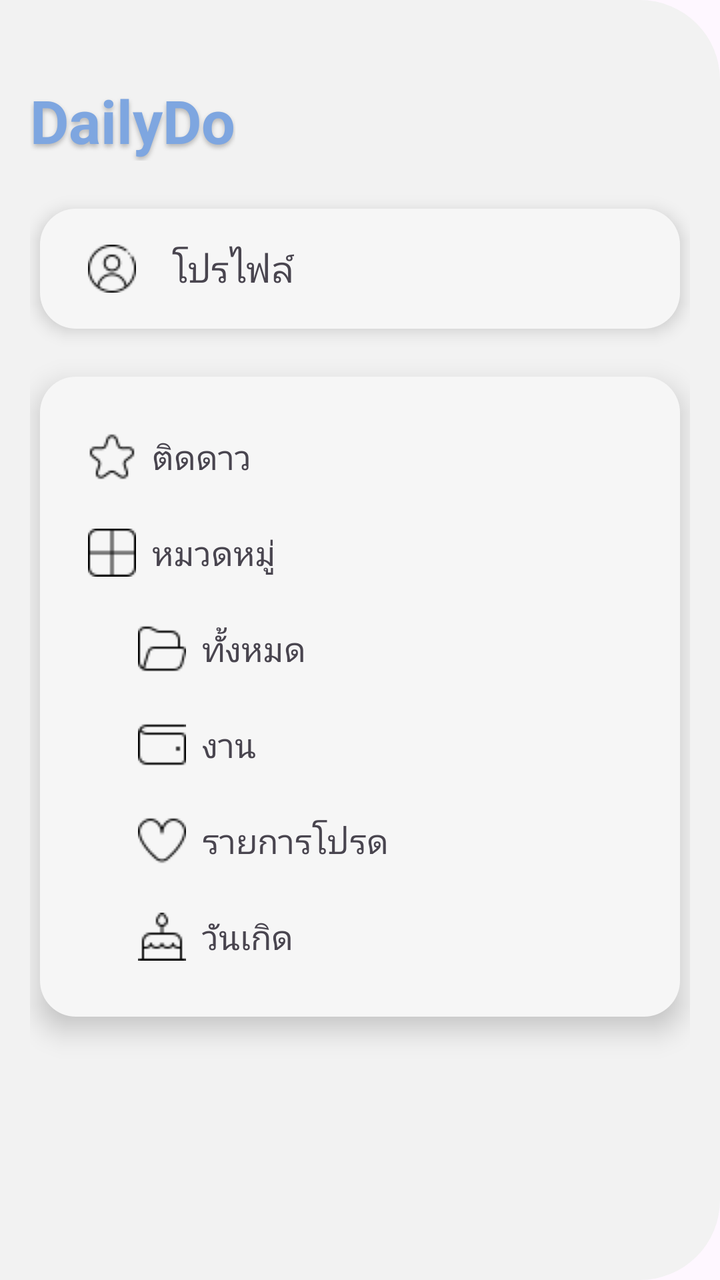
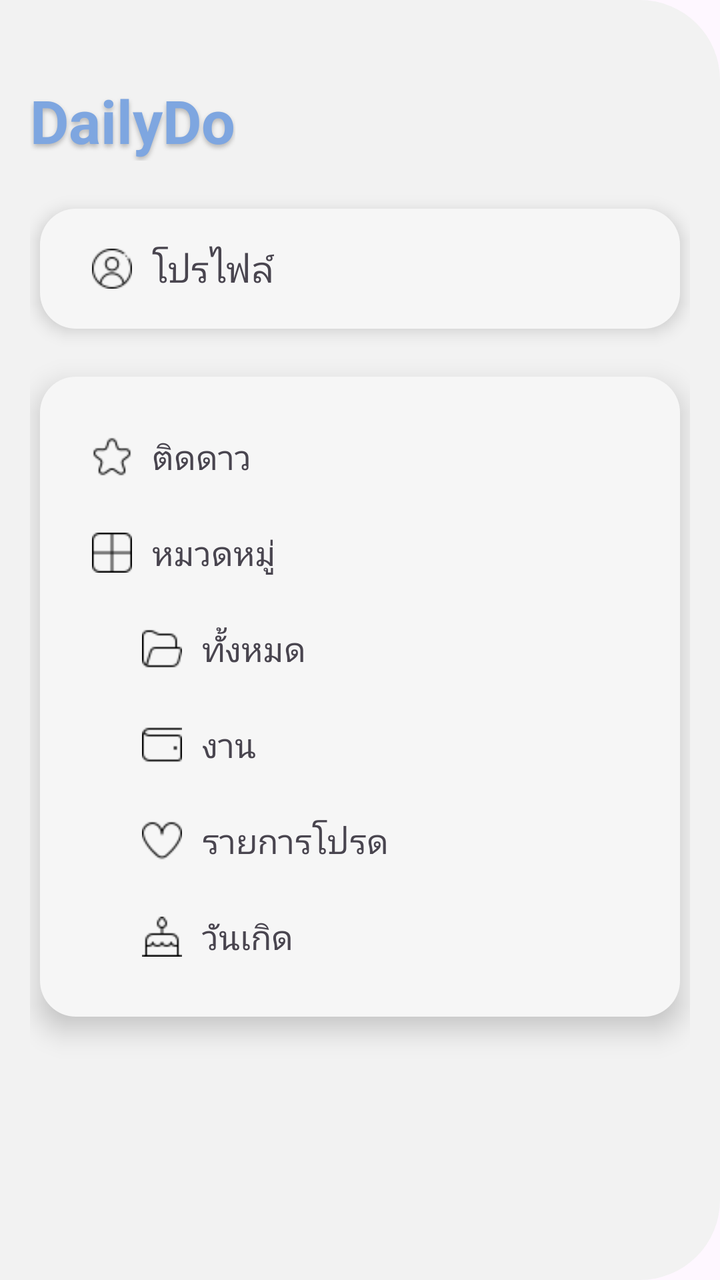

The first picture is an Android layout as it rendered before a commit; the second is the same layout after the commit. The layout source and the unified diff follow.
<!-- AndroidManifest.xml: application theme Theme.Project -->
<!-- res/layout/nav_header.xml -->
<?xml version="1.0" encoding="utf-8"?>
<LinearLayout xmlns:android="http://schemas.android.com/apk/res/android"
    android:layout_width="300dp"
    android:layout_height="match_parent"
    android:orientation="vertical"
    android:background="@drawable/bg_drawer"
    android:paddingTop="40dp"
    android:paddingStart="15dp"
    android:paddingEnd="15dp">

    
    <TextView
        android:layout_width="wrap_content"
        android:layout_height="wrap_content"
        android:text="DailyDo"
        android:textSize="30sp"
        android:textStyle="bold"
        android:textColor="#7EA6E0"
        android:shadowColor="#40000000"
        android:shadowDx="0"
        android:shadowDy="4"
        android:shadowRadius="6"
        android:layout_marginBottom="24dp"/>

    
    <LinearLayout
        android:id="@+id/menuProfile"
        android:layout_width="match_parent"
        android:layout_height="60dp"
        android:orientation="horizontal"
        android:gravity="center_vertical"
        android:paddingStart="16dp"
        android:background="@drawable/bg_card"
        android:elevation="5dp"
        android:layout_marginBottom="24dp"
        android:layout_marginStart="5dp"
        android:layout_marginEnd="5dp">

        <ImageView
            android:layout_width="40dp"
            android:layout_height="wrap_content"
            android:src="@drawable/ic_profile" />

        <TextView
            android:layout_width="wrap_content"
            android:layout_height="wrap_content"
            android:layout_marginStart="10dp"
            android:text="โปรไฟล์"
            android:textSize="18sp" />
    </LinearLayout>

    
    <LinearLayout
        android:layout_width="match_parent"
        android:layout_height="wrap_content"
        android:orientation="vertical"
        android:background="@drawable/bg_card"
        android:elevation="8dp"
        android:padding="16dp"
        android:layout_marginStart="5dp"
        android:layout_marginEnd="5dp">

        <LinearLayout
            android:id="@+id/menuStar"
            android:layout_width="match_parent"
            android:layout_height="48dp"
            android:orientation="horizontal"
            android:gravity="center_vertical"
            android:paddingVertical="6dp">

        <ImageView
            android:layout_width="40dp"
            android:layout_height="wrap_content"
            android:src="@drawable/ic_star" />

            <TextView
                android:layout_width="wrap_content"
                android:layout_height="wrap_content"
                android:paddingVertical="6dp"
                android:text="ติดดาว"
                android:textSize="17sp" />

        </LinearLayout>

        <LinearLayout
            android:id="@+id/menuCategory"
            android:layout_width="match_parent"
            android:layout_height="48dp"
            android:orientation="horizontal"
            android:gravity="center_vertical"
            android:paddingVertical="6dp">

            <ImageView
                android:layout_width="40dp"
                android:layout_height="wrap_content"
                android:src="@drawable/ic_border" />

            <TextView
                android:layout_width="wrap_content"
                android:layout_height="wrap_content"
                android:paddingVertical="6dp"
                android:text="หมวดหมู่"
                android:textSize="17sp" />

        </LinearLayout>

        <LinearLayout
            android:id="@+id/menuAll"
            android:layout_width="match_parent"
            android:layout_height="48dp"
            android:orientation="horizontal"
            android:gravity="center_vertical"
            android:paddingVertical="6dp"
            android:layout_marginStart="25dp">

            <ImageView
                android:layout_width="40dp"
                android:layout_height="wrap_content"
                android:src="@drawable/ic_folder" />

            <TextView
                android:layout_width="wrap_content"
                android:layout_height="wrap_content"
                android:paddingVertical="6dp"
                android:text="ทั้งหมด"
                android:textSize="17sp" />

        </LinearLayout>

        <LinearLayout
            android:id="@+id/menuWork"
            android:layout_width="match_parent"
            android:layout_height="48dp"
            android:orientation="horizontal"
            android:gravity="center_vertical"
            android:paddingVertical="6dp"
            android:layout_marginStart="25dp">

            <ImageView
                android:layout_width="40dp"
                android:layout_height="wrap_content"
                android:src="@drawable/ic_business" />

            <TextView
                android:layout_width="wrap_content"
                android:layout_height="wrap_content"
                android:paddingVertical="6dp"
                android:text="งาน"
                android:textSize="17sp" />

        </LinearLayout>

        <LinearLayout
            android:id="@+id/menuFavorite"
            android:layout_width="match_parent"
            android:layout_height="48dp"
            android:orientation="horizontal"
            android:gravity="center_vertical"
            android:paddingVertical="6dp"
            android:layout_marginStart="25dp">

            <ImageView
                android:layout_width="40dp"
                android:layout_height="wrap_content"
                android:src="@drawable/ic_favorite" />

            <TextView
                android:layout_width="wrap_content"
                android:layout_height="wrap_content"
                android:paddingVertical="6dp"
                android:text="รายการโปรด"
                android:textSize="17sp" />

        </LinearLayout>

        <LinearLayout
            android:id="@+id/menuBirthday"
            android:layout_width="match_parent"
            android:layout_height="48dp"
            android:orientation="horizontal"
            android:gravity="center_vertical"
            android:paddingVertical="6dp"
            android:layout_marginStart="25dp">

            <ImageView
                android:layout_width="40dp"
                android:layout_height="wrap_content"
                android:src="@drawable/ic_birthday" />

            <TextView
                android:layout_width="wrap_content"
                android:layout_height="wrap_content"
                android:paddingVertical="6dp"
                android:text="วันเกิด"
                android:textSize="17sp" />

        </LinearLayout>

    </LinearLayout>

</LinearLayout>
<!-- resources referenced by this layout -->
<resources>
  <!-- drawable bg_card (drawable) -->
  <shape xmlns:android="http://schemas.android.com/apk/res/android">
      <solid android:color="#F6F6F6"/>
      <corners android:radius="18dp"/>
  </shape>
  <!-- drawable bg_drawer (drawable) -->
  <shape xmlns:android="http://schemas.android.com/apk/res/android">
      <solid android:color="#f2f2f2"/>
      <corners
          android:topRightRadius="40dp"
          android:bottomRightRadius="40dp"/>
  </shape>
  <!-- drawable ic_birthday: png bitmap (drawable, 409 bytes) -->
  <!-- drawable ic_border: png bitmap (drawable, 356 bytes) -->
  <!-- drawable ic_business: png bitmap (drawable, 292 bytes) -->
  <!-- drawable ic_favorite: png bitmap (drawable, 538 bytes) -->
  <!-- drawable ic_folder: png bitmap (drawable, 437 bytes) -->
  <!-- drawable ic_profile: png bitmap (drawable, 679 bytes) -->
  <!-- drawable ic_star: png bitmap (drawable, 543 bytes) -->
  <style name="Theme.Project" parent="Base.Theme.Project" />
  <style name="Base.Theme.Project" parent="Theme.Material3.DayNight.NoActionBar">
          
          
      </style>
</resources>

<!-- the commit's change to res/layout/nav_header.xml (unified diff, before → after) -->
@@ -38,13 +38,12 @@
 
         <ImageView
             android:layout_width="40dp"
-            android:layout_height="wrap_content"
+            android:layout_height="20dp"
             android:src="@drawable/ic_profile" />
 
         <TextView
             android:layout_width="wrap_content"
             android:layout_height="wrap_content"
-            android:layout_marginStart="10dp"
             android:text="โปรไฟล์"
             android:textSize="18sp" />
     </LinearLayout>
@@ -70,7 +69,7 @@
 
         <ImageView
             android:layout_width="40dp"
-            android:layout_height="wrap_content"
+            android:layout_height="20dp"
             android:src="@drawable/ic_star" />
 
             <TextView
@@ -92,7 +91,7 @@
 
             <ImageView
                 android:layout_width="40dp"
-                android:layout_height="wrap_content"
+                android:layout_height="20dp"
                 android:src="@drawable/ic_border" />
 
             <TextView
@@ -115,7 +114,7 @@
 
             <ImageView
                 android:layout_width="40dp"
-                android:layout_height="wrap_content"
+                android:layout_height="20dp"
                 android:src="@drawable/ic_folder" />
 
             <TextView
@@ -138,7 +137,7 @@
 
             <ImageView
                 android:layout_width="40dp"
-                android:layout_height="wrap_content"
+                android:layout_height="20dp"
                 android:src="@drawable/ic_business" />
 
             <TextView
@@ -161,7 +160,7 @@
 
             <ImageView
                 android:layout_width="40dp"
-                android:layout_height="wrap_content"
+                android:layout_height="20dp"
                 android:src="@drawable/ic_favorite" />
 
             <TextView
@@ -184,7 +183,7 @@
 
             <ImageView
                 android:layout_width="40dp"
-                android:layout_height="wrap_content"
+                android:layout_height="20dp"
                 android:src="@drawable/ic_birthday" />
 
             <TextView
